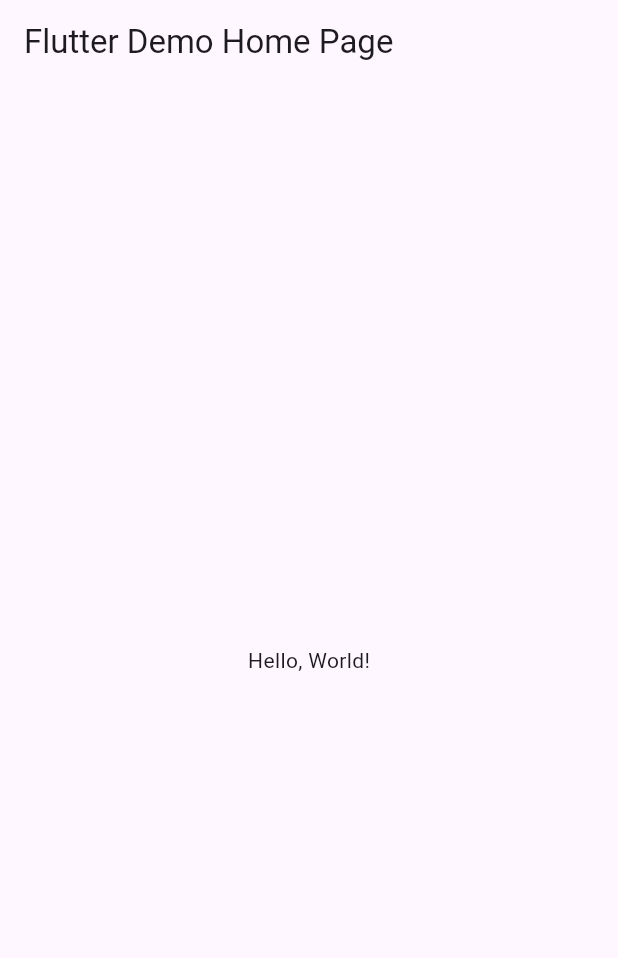
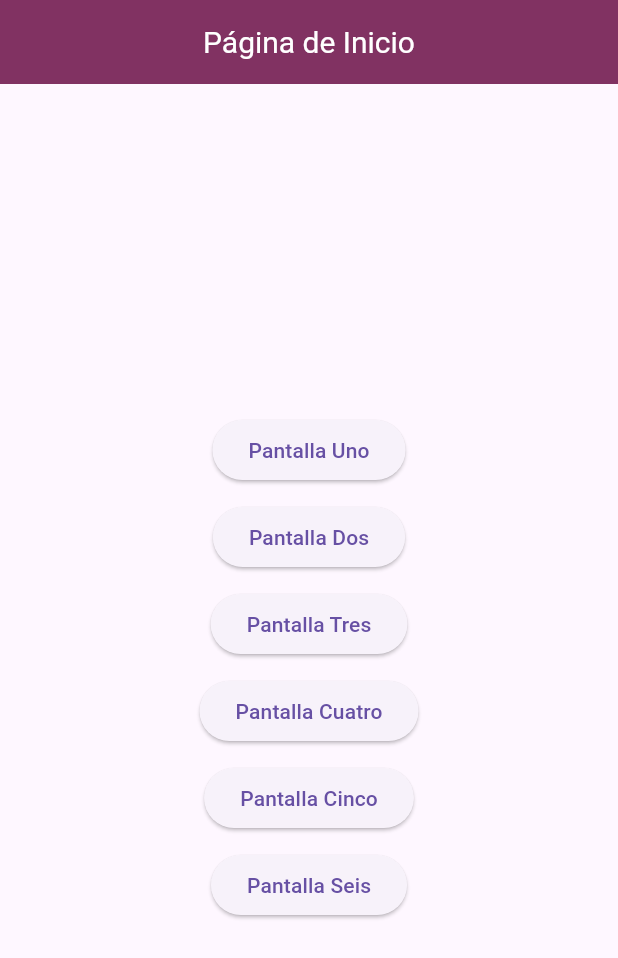
Before and after one commit to Johana-Moras-0458/act-7-widgets-0458, a Flutter app: the screen it shows after launch, on a phone screen of 412 x 824 dp. Shown: the top 958 px of the screen. Run offline on Flutter 3.47's test engine with Material 3 defaults, Android fonts, the phone set to English and light mode, and no system bars.

Commit message:
otra vez !

```diff
--- a/lib/main.dart
+++ b/lib/main.dart
@@ -1,43 +1,34 @@
 import 'package:flutter/material.dart';
+import 'pagina_inicio.dart';
+import 'pagina_uno.dart';
+import 'pagina_doos.dart';
+import 'pagina_tres.dart';
+import 'pagina_cuatro.dart';
+import 'pagina_cinco.dart';
+import 'pagina_seis.dart';
 
-void main() => runApp(MyApp());
+void main() => runApp(const MiRutas());
 
-class MyApp extends StatelessWidget {
-  const MyApp({super.key});
-  // This widget is the root of your application.
+class MiRutas extends StatelessWidget {
+  const MiRutas({Key? key}) : super(key: key);
+
   @override
   Widget build(BuildContext context) {
     return MaterialApp(
-      // Application name
-      title: 'Flutter Hello World',
-      // Application theme data, you can set the colors for the application as
-      // you want
-      theme: ThemeData(
-        // useMaterial3: false,
-        primarySwatch: Colors.blue,
-      ),
-      // A widget which will be started on application startup
-      home: MyHomePage(title: 'Flutter Demo Home Page'),
+      debugShowCheckedModeBanner: false,
+      title: 'Rutas entre paginas',
+      initialRoute: '/',
+      routes: {
+        // When navigating to the "/" route, build the FirstScreen widget.
+        '/': (context) => const PantallaInicio(),
+        // When navigating to the "/second" route, build the SecondScreen widget.
+        '/pantalla1': (context) => const PantallaUno(),
+        '/pantalla2': (context) => const PantallaDos(),
+        '/pantalla3': (context) => const PantallaTres(),
+        '/pantalla4': (context) => const PantallaCuatro(),
+        '/pantalla5': (context) => const PantallaCinco(),
+        '/pantalla6': (context) => const PantallaSeis(),
+      },
     );
   }
 }
-
-class MyHomePage extends StatelessWidget {
-  final String title;
-  const MyHomePage({super.key, required this.title});
-
-  @override
-  Widget build(BuildContext context) {
-    return Scaffold(
-      appBar: AppBar(
-        // The title text which will be shown on the action bar
-        title: Text(title),
-      ),
-      body: Center(
-        child: Text(
-          'Hello, World!',
-        ),
-      ),
-    );
-  }
-}
--- /dev/null
+++ b/lib/pagina_inicio.dart
@@ -0,0 +1,78 @@
+import 'package:flutter/material.dart';
+
+class PantallaInicio extends StatelessWidget {
+  const PantallaInicio({Key? key}) : super(key: key);
+
+  @override
+  Widget build(BuildContext context) {
+    return Scaffold(
+      appBar: AppBar(
+        backgroundColor: const Color(0xff813262),
+        title: const Text(
+          'Página de Inicio',
+          style: TextStyle(
+            color: Colors.white,
+            fontSize: 20.0,
+          ),
+        ),
+        centerTitle: true,
+      ),
+      body: Padding(
+        padding: const EdgeInsets.only(top: 20.0),
+        child: Column(
+          mainAxisAlignment: MainAxisAlignment.center,
+          children: [
+            Center(
+                child: ElevatedButton(
+              onPressed: () {
+                Navigator.pushNamed(context, '/pantalla1');
+              },
+              child: const Text('Pantalla Uno'),
+            )),
+            const SizedBox(height: 10.0),
+            Center(
+                child: ElevatedButton(
+              onPressed: () {
+                Navigator.pushNamed(context, '/pantalla2');
+              },
+              child: const Text('Pantalla Dos'),
+            )),
+            const SizedBox(height: 10.0),
+            Center(
+                child: ElevatedButton(
+              onPressed: () {
+                Navigator.pushNamed(context, '/pantalla3');
+              },
+              child: const Text('Pantalla Tres'),
+            )),
+            const SizedBox(height: 10.0),
+            Center(
+                child: ElevatedButton(
+              onPressed: () {
+                Navigator.pushNamed(context, '/pantalla4');
+              },
+              child: const Text('Pantalla Cuatro'),
+            )),
+            const SizedBox(height: 10.0),
+            Center(
+                child: ElevatedButton(
+              onPressed: () {
+                Navigator.pushNamed(context, '/pantalla5');
+              },
+              child: const Text('Pantalla Cinco'),
+            )),
+            const SizedBox(height: 10.0),
+            Center(
+                child: ElevatedButton(
+              onPressed: () {
+                Navigator.pushNamed(context, '/pantalla6');
+              },
+              child: const Text('Pantalla Seis'),
+            )),
+            const SizedBox(height: 10.0),
+          ],
+        ),
+      ),
+    );
+  }
+}
```
Also changed, not shown: lib/pagina_cinco.dart (added, +60 -0 lines), lib/pagina_cuatro.dart (added, +46 -0 lines), lib/pagina_doos.dart (added, +48 -0 lines), lib/pagina_seis.dart (added, +85 -0 lines), lib/pagina_tres.dart (added, +38 -0 lines), lib/pagina_uno.dart (added, +97 -0 lines).
